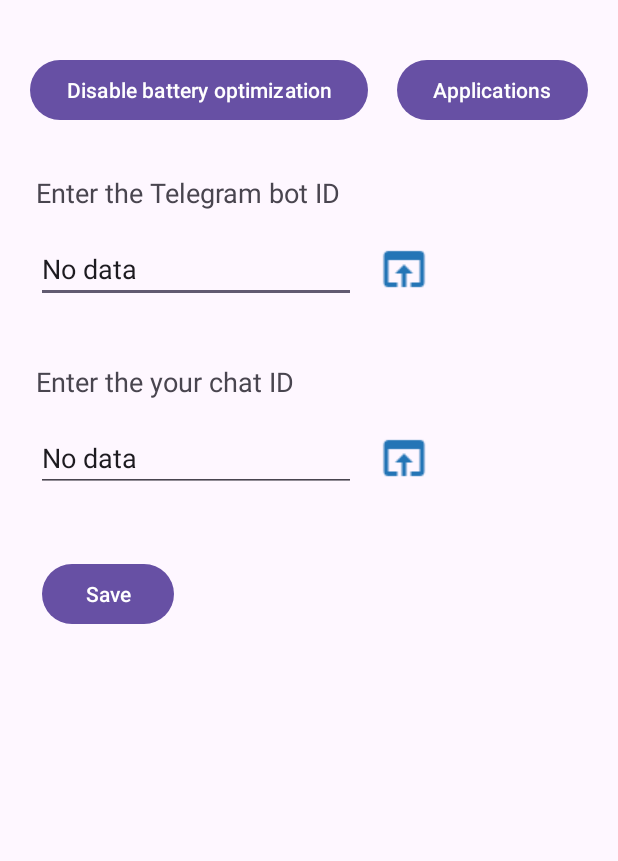
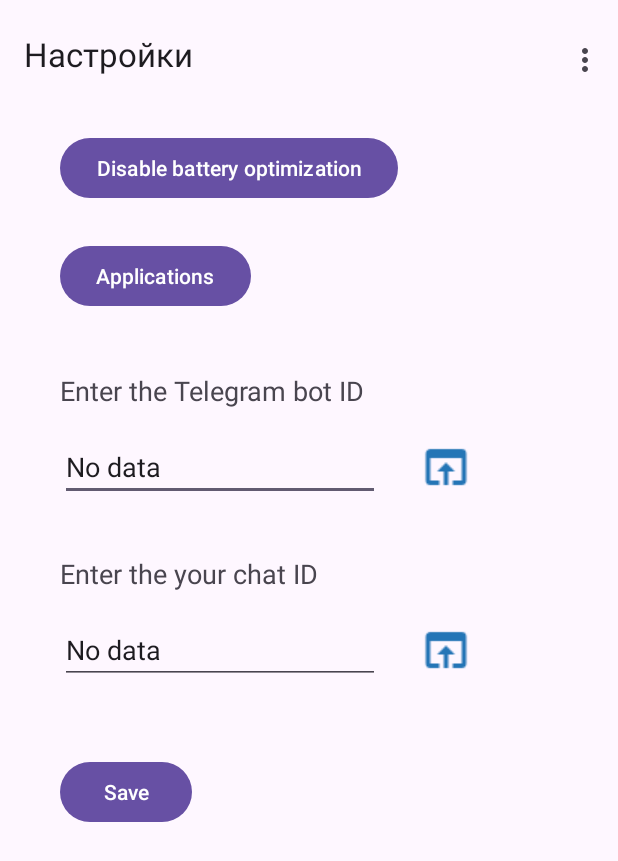
Before and after one commit to wizand0/SenderNT, an Android app: the SettingsGlobalActivity screen opened directly, with no data from a screen before it, on a phone screen of 412 x 824 dp. Shown: the top 861 px of the screen. Run offline under Robolectric (Android 15) with nearby library versions, the phone set to English and light mode, and no system bars.

Commit message:
v1.3.2: Bug Fixes

```diff
--- a/app/build.gradle
+++ b/app/build.gradle
@@ -11,8 +11,8 @@ android {
         applicationId "ru.wizand.sendernt"
         minSdk 24
         targetSdk 35
-        versionCode 5
-        versionName "1.3"
+        versionCode 6
+        versionName "1.3.2"
 
         testInstrumentationRunner "androidx.test.runner.AndroidJUnitRunner"
     }
--- a/app/src/main/AndroidManifest.xml
+++ b/app/src/main/AndroidManifest.xml
@@ -17,6 +17,9 @@
         android:supportsRtl="true"
         android:theme="@style/Theme.SenderNT"
         tools:targetApi="31">
+        <activity
+            android:name=".presentation.AboutActivity"
+            android:exported="false" />
         <activity
             android:name=".SystemAppsActivity"
             android:exported="false" />
--- a/app/src/main/java/ru/wizand/sendernt/presentation/SettingsGlobalActivity.kt
+++ b/app/src/main/java/ru/wizand/sendernt/presentation/SettingsGlobalActivity.kt
@@ -2,32 +2,34 @@ package ru.wizand.sendernt.presentation
 
 import android.content.Context
 import android.content.Intent
+import android.net.Uri
+import android.os.Build
 import android.os.Bundle
+import android.os.PowerManager
+import android.provider.Settings
+import android.view.Menu
+import android.view.MenuItem
 import android.widget.Button
 import android.widget.EditText
+import android.widget.ImageButton
 import android.widget.Toast
 import androidx.activity.enableEdgeToEdge
 import androidx.appcompat.app.AppCompatActivity
 import androidx.core.view.ViewCompat
 import androidx.core.view.WindowInsetsCompat
 import ru.wizand.sendernt.R
-import ru.wizand.sendernt.data.service.NotificationLoggerService
-import android.os.PowerManager
-import android.os.Build
-import android.provider.Settings
-import android.net.Uri
-import android.view.LayoutInflater
-import android.widget.ImageButton
-import com.google.android.material.dialog.MaterialAlertDialogBuilder
+import ru.wizand.sendernt.presentation.ViewUtils.showShortInstructionDialog
 
 class SettingsGlobalActivity : AppCompatActivity() {
 
     // Ключи для SharedPreferences
     companion object {
         const val PREFS_NAME = "MyPrefs"
+
         // Ключ для настройки пересылки уведомлений в телеграм
         const val KEY_BOT_ID = "BOT_ID"
         const val KEY_CHAT_ID = "CHAT_ID"
+
         // Ключ для сохранения состояния работы службы
         const val KEY_SERVICE_ENABLED = "SERVICE_ENABLED"
     }
@@ -37,6 +39,11 @@ class SettingsGlobalActivity : AppCompatActivity() {
         super.onCreate(savedInstanceState)
         enableEdgeToEdge()
         setContentView(R.layout.activity_settings_global)
+
+        // Найдите Toolbar и задайте его в качестве ActionBar
+        val toolbar = findViewById<androidx.appcompat.widget.Toolbar>(R.id.toolbar)
+        setSupportActionBar(toolbar)
+
         ViewCompat.setOnApplyWindowInsetsListener(findViewById(R.id.main)) { v, insets ->
             val systemBars = insets.getInsets(WindowInsetsCompat.Type.systemBars())
             v.setPadding(systemBars.left, systemBars.top, systemBars.right, systemBars.bottom)
@@ -57,6 +64,9 @@ class SettingsGlobalActivity : AppCompatActivity() {
 
         val editTextBotID = findViewById<EditText>(R.id.editTextBotID)
         val editTextChatID = findViewById<EditText>(R.id.editTextChatID)
+
+
+
         val buttonSave = findViewById<Button>(R.id.buttonSave)
 
         val buttonOpenBotFather = findViewById<ImageButton>(R.id.buttonOpenBotFather)
@@ -89,7 +99,7 @@ class SettingsGlobalActivity : AppCompatActivity() {
         }
 
         if (savedChatId == null || savedChatId == "No_data" || savedBotId == null || savedBotId == "No_data") {
-            showInstructionDialog()
+            showShortInstructionDialog(this)
         }
 
 
@@ -100,8 +110,12 @@ class SettingsGlobalActivity : AppCompatActivity() {
             val chatId = editTextChatID.text?.toString()?.trim()
 
             // Проверяем, что поля не пустые или null
-            if (botId.isNullOrEmpty() || chatId.isNullOrEmpty() || botId == "No_data" || chatId == "No_data" || botId == getString(R.string.no_data) || chatId == getString(R.string.no_data)) {
-                Toast.makeText(this, getString(R.string.enter_all_fields), Toast.LENGTH_SHORT).show()
+            if (botId.isNullOrEmpty() || chatId.isNullOrEmpty() || botId == "No_data" || chatId == "No_data" || botId == getString(
+                    R.string.no_data
+                ) || chatId == getString(R.string.no_data)
+            ) {
+                Toast.makeText(this, getString(R.string.enter_all_fields), Toast.LENGTH_SHORT)
+                    .show()
             } else {
                 // Сохраняем данные в SharedPreferences
                 val sharedPref = getSharedPreferences(PREFS_NAME, Context.MODE_PRIVATE)
@@ -121,10 +135,6 @@ class SettingsGlobalActivity : AppCompatActivity() {
             val packageName = context.packageName
             val powerManager = context.getSystemService(Context.POWER_SERVICE) as PowerManager
 
-//            val someTest = !powerManager.isIgnoringBatteryOptimizations(packageName)
-//
-//            Toast.makeText(this, "$someTest", Toast.LENGTH_SHORT).show()
-
             // Если приложение не исключено из оптимизаций, запускаем запрос
             if (!powerManager.isIgnoringBatteryOptimizations(packageName)) {
                 val intent = Intent(Settings.ACTION_REQUEST_IGNORE_BATTERY_OPTIMIZATIONS).apply {
@@ -133,27 +143,10 @@ class SettingsGlobalActivity : AppCompatActivity() {
                 // Запускаем активити для запроса у пользователя
                 context.startActivity(intent)
             } else {
-                Toast.makeText(this, getString(R.string.permission_granted), Toast.LENGTH_SHORT).show()
+                Toast.makeText(this, getString(R.string.permission_granted), Toast.LENGTH_SHORT)
+                    .show()
             }
         }
-    }
-
-
-    private fun showInstructionDialog() {
-        // Инфлейтим наш кастомный layout для диалога
-        val dialogView = LayoutInflater.from(this).inflate(R.layout.instruction_dialog, null)
-
-        // Создаем диалог с использованием MaterialAlertDialogBuilder (для Material стиля)
-        val dialog = MaterialAlertDialogBuilder(this)
-            .setView(dialogView)
-            .setCancelable(false) // делаем диалог обязательным к прочтению
-            .create()
-
-        // Обработка клика по кнопке «Понятно»
-        dialogView.findViewById<com.google.android.material.button.MaterialButton>(R.id.btnDialogOk)
-            .setOnClickListener { dialog.dismiss() }
-
-        dialog.show()
     }
 
     private fun openTelegramBot(botUsername: String) {
@@ -162,4 +155,24 @@ class SettingsGlobalActivity : AppCompatActivity() {
         val intent = Intent(Intent.ACTION_VIEW, uri)
         startActivity(intent)
     }
+
+    // Метод для отображения меню на тулбаре/аппбаре
+    override fun onCreateOptionsMenu(menu: Menu?): Boolean {
+        menuInflater.inflate(R.menu.menu_main, menu)
+        return true
+    }
+
+    // Обработка нажатий элементов меню
+    override fun onOptionsItemSelected(item: MenuItem): Boolean {
+        return when (item.itemId) {
+            R.id.menu_about -> {
+                // Переход к SystemAppsActivity
+                val intent = Intent(this, AboutActivity::class.java)
+                startActivity(intent)
+                true
+            }
+
+            else -> super.onOptionsItemSelected(item)
+        }
+    }
 }
--- /dev/null
+++ b/app/src/main/java/ru/wizand/sendernt/presentation/ViewUtils.kt
@@ -0,0 +1,51 @@
+package ru.wizand.sendernt.presentation
+
+import android.content.Context
+import android.content.Intent
+import android.net.Uri
+import android.os.Build
+import android.os.PowerManager
+import android.provider.Settings
+import android.view.LayoutInflater
+import android.widget.Toast
+import com.google.android.material.dialog.MaterialAlertDialogBuilder
+import ru.wizand.sendernt.R
+
+object ViewUtils {
+
+    fun showLongInstructionDialog(context: Context) {
+        // Инфлейтим наш кастомный layout для диалога
+        val dialogView = LayoutInflater.from(context).inflate(R.layout.instruction_long_dialog, null)
+
+        // Создаем диалог с использованием MaterialAlertDialogBuilder (для Material стиля)
+        val dialog = MaterialAlertDialogBuilder(context)
+            .setView(dialogView)
+            .setCancelable(false) // делаем диалог обязательным к прочтению
+            .create()
+
+        // Обработка клика по кнопке «Понятно»
+        dialogView.findViewById<com.google.android.material.button.MaterialButton>(R.id.btnDialogOk)
+            .setOnClickListener { dialog.dismiss() }
+
+        dialog.show()
+    }
+
+    fun showShortInstructionDialog(context: Context) {
+        // Инфлейтим наш кастомный layout для диалога
+        val dialogView = LayoutInflater.from(context).inflate(R.layout.instruction_dialog, null)
+
+        // Создаем диалог с использованием MaterialAlertDialogBuilder (для Material стиля)
+        val dialog = MaterialAlertDialogBuilder(context)
+            .setView(dialogView)
+            .setCancelable(false) // делаем диалог обязательным к прочтению
+            .create()
+
+        // Обработка клика по кнопке «Понятно»
+        dialogView.findViewById<com.google.android.material.button.MaterialButton>(R.id.btnDialogOk)
+            .setOnClickListener { dialog.dismiss() }
+
+        dialog.show()
+    }
+
+
+}
--- /dev/null
+++ b/app/src/main/res/drawable/menu.xml
@@ -0,0 +1,10 @@
+<!-- drawable/menu.xml -->
+<vector xmlns:android="http://schemas.android.com/apk/res/android"
+    android:width="24dp"
+    android:height="24dp"
+    android:viewportWidth="24"
+    android:viewportHeight="24">
+    <path
+        android:fillColor="#000000"
+        android:pathData="M3,6H21V8H3V6M3,11H21V13H3V11M3,16H21V18H3V16Z" />
+</vector>
--- a/app/src/main/res/layout/activity_settings_global.xml
+++ b/app/src/main/res/layout/activity_settings_global.xml
@@ -1,7 +1,26 @@
 <?xml version="1.0" encoding="utf-8"?>
-<androidx.constraintlayout.widget.ConstraintLayout xmlns:android="http://schemas.android.com/apk/res/android"
+<androidx.coordinatorlayout.widget.CoordinatorLayout xmlns:android="http://schemas.android.com/apk/res/android"
     xmlns:app="http://schemas.android.com/apk/res-auto"
     xmlns:tools="http://schemas.android.com/tools"
+    android:layout_width="match_parent"
+    android:layout_height="match_parent">
+
+    <!-- AppBarLayout для поддержки Material-дизайна -->
+    <com.google.android.material.appbar.AppBarLayout
+        android:layout_width="match_parent"
+        android:layout_height="wrap_content">
+
+        <androidx.appcompat.widget.Toolbar
+            android:id="@+id/toolbar"
+            android:layout_width="match_parent"
+            android:layout_height="?attr/actionBarSize"
+            android:paddingTop="8dp"
+            app:popupTheme="@style/ThemeOverlay.AppCompat.Light"
+            app:title="Настройки" />
+
+    </com.google.android.material.appbar.AppBarLayout>
+
+    <androidx.constraintlayout.widget.ConstraintLayout
         android:id="@+id/main"
         android:layout_width="match_parent"
         android:layout_height="match_parent"
@@ -11,21 +30,18 @@
             android:id="@+id/btnApps"
             android:layout_width="wrap_content"
             android:layout_height="wrap_content"
+            android:layout_marginTop="24dp"
             android:text="@string/apps"
-        app:layout_constraintBottom_toBottomOf="@+id/btnBatteryOptimization"
-        app:layout_constraintEnd_toEndOf="parent"
-        app:layout_constraintHorizontal_bias="0.5"
-        app:layout_constraintStart_toEndOf="@+id/btnBatteryOptimization"
-        app:layout_constraintTop_toTopOf="@+id/btnBatteryOptimization" />
+            app:layout_constraintStart_toStartOf="@+id/btnBatteryOptimization"
+            app:layout_constraintTop_toBottomOf="@+id/btnBatteryOptimization" />
 
         <Button
             android:id="@+id/btnBatteryOptimization"
             android:layout_width="wrap_content"
             android:layout_height="wrap_content"
-        android:layout_marginTop="36dp"
+            android:layout_marginStart="40dp"
+            android:layout_marginTop="88dp"
             android:text="@string/battery_optimization_btn"
-        app:layout_constraintEnd_toStartOf="@+id/btnApps"
-        app:layout_constraintHorizontal_bias="0.5"
             app:layout_constraintStart_toStartOf="parent"
             app:layout_constraintTop_toTopOf="parent" />
 
@@ -33,12 +49,11 @@
             android:id="@+id/TextViewBot"
             android:layout_width="wrap_content"
             android:layout_height="wrap_content"
-        android:layout_marginStart="4dp"
-        android:layout_marginTop="32dp"
+            android:layout_marginTop="40dp"
             android:text="@string/id_telegram_bot_textview"
             android:textSize="18sp"
-        app:layout_constraintStart_toStartOf="@+id/btnBatteryOptimization"
-        app:layout_constraintTop_toBottomOf="@+id/btnBatteryOptimization" />
+            app:layout_constraintStart_toStartOf="@+id/btnApps"
+            app:layout_constraintTop_toBottomOf="@+id/btnApps" />
 
         <EditText
             android:id="@+id/editTextBotID"
@@ -47,7 +62,7 @@
             android:layout_marginTop="16dp"
             android:ems="10"
             android:inputType="text"
-        android:text="@string/no_data"
+            android:hint="@string/no_data"
             app:layout_constraintStart_toStartOf="@+id/TextViewBot"
             app:layout_constraintTop_toBottomOf="@+id/TextViewBot" />
 
@@ -55,12 +70,15 @@
             android:id="@+id/textViewChatID"
             android:layout_width="wrap_content"
             android:layout_height="wrap_content"
-        android:layout_marginTop="40dp"
+            android:layout_marginTop="36dp"
             android:text="@string/id_chat_textview"
             android:textSize="18sp"
             app:layout_constraintStart_toStartOf="@+id/editTextBotID"
             app:layout_constraintTop_toBottomOf="@+id/editTextBotID" />
 
+        <!-- Кнопка для открытия BotFather -->
+
+        <!-- Кнопка для открытия get_id_bot -->
         <EditText
             android:id="@+id/editTextChatID"
             android:layout_width="wrap_content"
@@ -68,18 +86,15 @@
             android:layout_marginTop="16dp"
             android:ems="10"
             android:inputType="text"
-        android:text="@string/no_data"
+            android:hint="@string/no_data"
             app:layout_constraintStart_toStartOf="@+id/textViewChatID"
             app:layout_constraintTop_toBottomOf="@+id/textViewChatID" />
-
-    <!-- Кнопка для открытия BotFather -->
 
         <Button
             android:id="@+id/buttonSave"
             android:layout_width="wrap_content"
             android:layout_height="wrap_content"
-        android:layout_marginStart="4dp"
-        android:layout_marginTop="44dp"
+            android:layout_marginTop="48dp"
             android:text="@string/save"
             app:layout_constraintStart_toStartOf="@+id/editTextChatID"
             app:layout_constraintTop_toBottomOf="@+id/editTextChatID" />
@@ -88,7 +103,7 @@
             android:id="@+id/buttonOpenBotFather"
             android:layout_width="wrap_content"
             android:layout_height="wrap_content"
-        android:layout_marginStart="12dp"
+            android:layout_marginStart="24dp"
             android:background="@null"
             android:padding="8dp"
             android:scaleX="1.5"
@@ -98,20 +113,20 @@
             app:layout_constraintStart_toEndOf="@+id/editTextBotID"
             app:layout_constraintTop_toTopOf="@+id/editTextBotID" />
 
-    <!-- Кнопка для открытия get_id_bot -->
         <ImageButton
             android:id="@+id/buttonOpenGetIdBot"
             android:layout_width="wrap_content"
             android:layout_height="wrap_content"
-        android:layout_marginStart="12dp"
             android:background="@null"
             android:padding="8dp"
             android:scaleX="1.5"
             android:scaleY="1.5"
             android:src="@drawable/open_app"
             app:layout_constraintBottom_toBottomOf="@+id/editTextChatID"
-        app:layout_constraintStart_toEndOf="@+id/editTextChatID"
+            app:layout_constraintStart_toStartOf="@+id/buttonOpenBotFather"
             app:layout_constraintTop_toTopOf="@+id/editTextChatID" />
 
 
     </androidx.constraintlayout.widget.ConstraintLayout>
+
+</androidx.coordinatorlayout.widget.CoordinatorLayout>
--- /dev/null
+++ b/app/src/main/res/menu/menu_main.xml
@@ -0,0 +1,9 @@
+<?xml version="1.0" encoding="utf-8"?>
+<menu xmlns:android="http://schemas.android.com/apk/res/android"
+    xmlns:app="http://schemas.android.com/apk/res-auto">
+    <item
+        android:id="@+id/menu_about"
+        android:icon="@drawable/menu"
+    android:title="@string/about"
+    app:showAsAction="never" />
+</menu>
--- a/app/src/main/res/values/colors.xml
+++ b/app/src/main/res/values/colors.xml
@@ -2,4 +2,5 @@
 <resources>
     <color name="black">#FF000000</color>
     <color name="white">#FFFFFFFF</color>
+    <color name="linkColor">#1976D2</color>
 </resources>
```
Also changed, not shown: app/src/main/java/ru/wizand/sendernt/presentation/AboutActivity.kt (added, +51 -0 lines), app/src/main/java/ru/wizand/sendernt/presentation/MainActivity.kt (+28 -26 lines), app/src/main/java/ru/wizand/sendernt/presentation/SettingsActivity.kt (+34 -0 lines), app/src/main/res/layout/activity_about.xml (added, +64 -0 lines), app/src/main/res/layout/activity_main.xml (+26 -3 lines), app/src/main/res/layout/activity_settings.xml (+27 -2 lines), app/src/main/res/menu/menu_settings.xml (added, +15 -0 lines), app/src/main/res/values/strings.xml (+17 -0 lines), 5 other files. Lines whose indentation alone changed are shown as unchanged.
